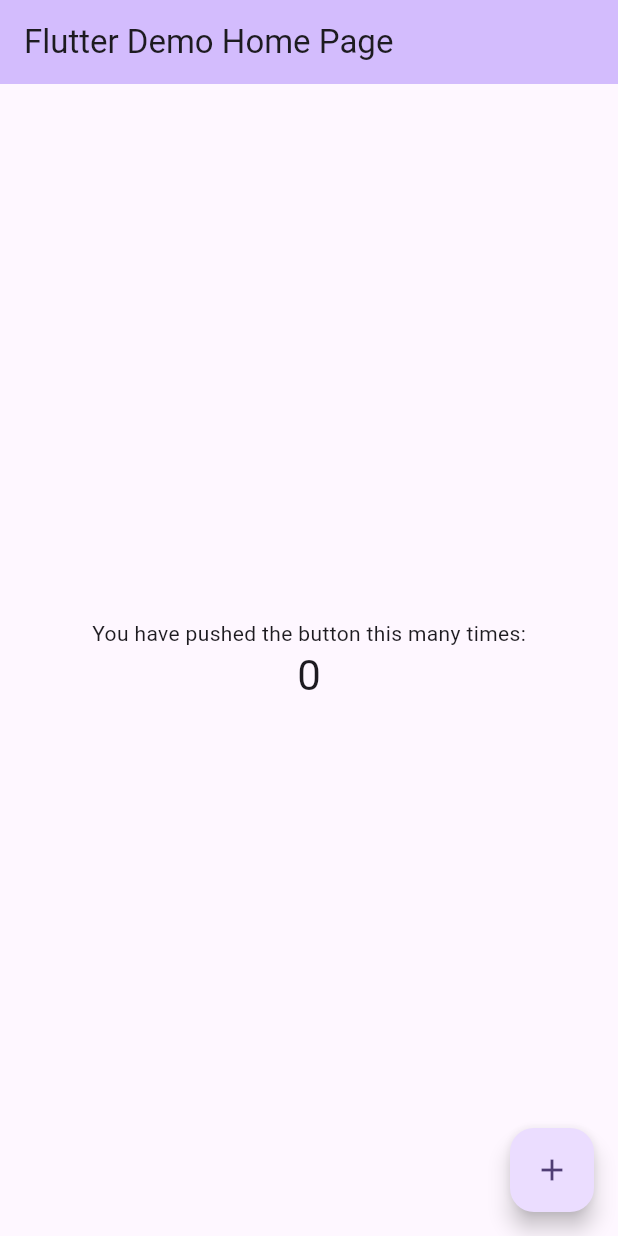
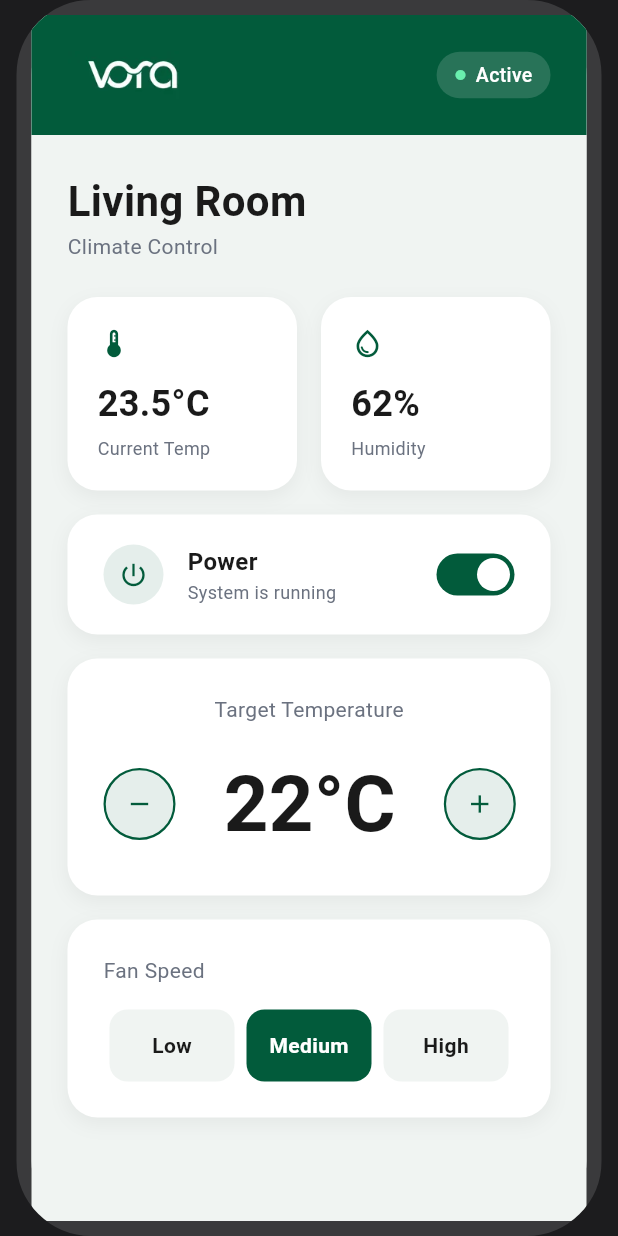
Before and after one commit to catbroccoli2/VoraFlutter, a Flutter app: the screen it shows after launch, on a phone screen of 412 x 824 dp. Run offline on Flutter 3.47's test engine with Material 3 defaults, Android fonts, the phone set to English and light mode, and no system bars.

Commit message:
feat: complete climate control UI with state management and phone frame

```diff
--- /dev/null
+++ b/vora_project/lib/constants/app_colors.dart
@@ -0,0 +1,9 @@
+import 'package:flutter/material.dart';
+
+class AppColors {
+  static const primary = Color(0xFF025B3B);
+  static const background = Color(0xFFF0F4F2);
+  static const surface = Color(0xFFFFFFFF);
+  static const textPrimary = Color(0xFF1A1A1A);
+  static const textMuted = Color(0xFF6B7280);
+}
--- a/vora_project/lib/main.dart
+++ b/vora_project/lib/main.dart
@@ -1,121 +1,60 @@
 import 'package:flutter/material.dart';
+import 'package:provider/provider.dart';
+import 'models/climate_state.dart';
+import 'screens/climate_screen.dart';
+import 'constants/app_colors.dart';
 
 void main() {
-  runApp(const MyApp());
+  runApp(
+    ChangeNotifierProvider(
+      create: (_) => ClimateState(),
+      child: const MyApp(),
+    ),
+  );
 }
 
 class MyApp extends StatelessWidget {
   const MyApp({super.key});
 
-  // This widget is the root of your application.
   @override
   Widget build(BuildContext context) {
     return MaterialApp(
-      title: 'Flutter Demo',
-      theme: ThemeData(
-        // This is the theme of your application.
-        //
-        // TRY THIS: Try running your application with "flutter run". You'll see
-        // the application has a purple toolbar. Then, without quitting the app,
-        // try changing the seedColor in the colorScheme below to Colors.green
-        // and then invoke "hot reload" (save your changes or press the "hot
-        // reload" button in a Flutter-supported IDE, or press "r" if you used
-        // the command line to start the app).
-        //
-        // Notice that the counter didn't reset back to zero; the application
-        // state is not lost during the reload. To reset the state, use hot
-        // restart instead.
-        //
-        // This works for code too, not just values: Most code changes can be
-        // tested with just a hot reload.
-        colorScheme: .fromSeed(seedColor: Colors.deepPurple),
+      title: 'Vora Climate Control',
+      debugShowCheckedModeBanner: false,
+      theme: ThemeData.light().copyWith(
+        scaffoldBackgroundColor: AppColors.background,
+        colorScheme: const ColorScheme.light(
+          primary: AppColors.primary,
+          surface: AppColors.surface,
+        ),
       ),
-      home: const MyHomePage(title: 'Flutter Demo Home Page'),
+      home: const PhoneFrame(),
     );
   }
 }
 
-class MyHomePage extends StatefulWidget {
-  const MyHomePage({super.key, required this.title});
-
-  // This widget is the home page of your application. It is stateful, meaning
-  // that it has a State object (defined below) that contains fields that affect
-  // how it looks.
-
-  // This class is the configuration for the state. It holds the values (in this
-  // case the title) provided by the parent (in this case the App widget) and
-  // used by the build method of the State. Fields in a Widget subclass are
-  // always marked "final".
-
-  final String title;
-
-  @override
-  State<MyHomePage> createState() => _MyHomePageState();
-}
-
-class _MyHomePageState extends State<MyHomePage> {
-  int _counter = 0;
-
-  void _incrementCounter() {
-    setState(() {
-      // This call to setState tells the Flutter framework that something has
-      // changed in this State, which causes it to rerun the build method below
-      // so that the display can reflect the updated values. If we changed
-      // _counter without calling setState(), then the build method would not be
-      // called again, and so nothing would appear to happen.
-      _counter++;
-    });
-  }
+class PhoneFrame extends StatelessWidget {
+  const PhoneFrame({super.key});
 
   @override
   Widget build(BuildContext context) {
-    // This method is rerun every time setState is called, for instance as done
-    // by the _incrementCounter method above.
-    //
-    // The Flutter framework has been optimized to make rerunning build methods
-    // fast, so that you can just rebuild anything that needs updating rather
-    // than having to individually change instances of widgets.
     return Scaffold(
-      appBar: AppBar(
-        // TRY THIS: Try changing the color here to a specific color (to
-        // Colors.amber, perhaps?) and trigger a hot reload to see the AppBar
-        // change color while the other colors stay the same.
-        backgroundColor: Theme.of(context).colorScheme.inversePrimary,
-        // Here we take the value from the MyHomePage object that was created by
-        // the App.build method, and use it to set our appbar title.
-        title: Text(widget.title),
-      ),
+      backgroundColor: const Color(0xFF1C1C1E),
       body: Center(
-        // Center is a layout widget. It takes a single child and positions it
-        // in the middle of the parent.
-        child: Column(
-          // Column is also a layout widget. It takes a list of children and
-          // arranges them vertically. By default, it sizes itself to fit its
-          // children horizontally, and tries to be as tall as its parent.
-          //
-          // Column has various properties to control how it sizes itself and
-          // how it positions its children. Here we use mainAxisAlignment to
-          // center the children vertically; the main axis here is the vertical
-          // axis because Columns are vertical (the cross axis would be
-          // horizontal).
-          //
-          // TRY THIS: Invoke "debug painting" (choose the "Toggle Debug Paint"
-          // action in the IDE, or press "p" in the console), to see the
-          // wireframe for each widget.
-          mainAxisAlignment: .center,
-          children: [
-            const Text('You have pushed the button this many times:'),
-            Text(
-              '$_counter',
-              style: Theme.of(context).textTheme.headlineMedium,
+        child: Container(
+          width: 390,
+          height: 844,
+          decoration: BoxDecoration(
+            borderRadius: BorderRadius.circular(50),
+            border: Border.all(
+              color: const Color(0xFF3A3A3C),
+              width: 10,
             ),
-          ],
+            color: AppColors.background,
+          ),
+          clipBehavior: Clip.antiAlias,
+          child: const ClimateScreen(),
         ),
-      ),
-      floatingActionButton: FloatingActionButton(
-        onPressed: _incrementCounter,
-        tooltip: 'Increment',
-        child: const Icon(Icons.add),
       ),
     );
   }
--- /dev/null
+++ b/vora_project/lib/screens/climate_screen.dart
@@ -0,0 +1,117 @@
+import 'package:flutter/material.dart';
+import 'package:provider/provider.dart';
+import '../models/climate_state.dart';
+import '../widgets/temperature_control.dart';
+import '../widgets/fan_speed_selector.dart';
+import '../widgets/power_toggle.dart';
+import '../widgets/reading_card.dart';
+import '../constants/app_colors.dart';
+
+class ClimateScreen extends StatelessWidget {
+  const ClimateScreen({super.key});
+
+  @override
+  Widget build(BuildContext context) {
+    final state = context.watch<ClimateState>();
+
+    return Scaffold(
+      body: Column(
+        children: [
+          Container(
+            width: double.infinity,
+            color: AppColors.primary,
+            padding: const EdgeInsets.symmetric(vertical: 24, horizontal: 24),
+            child: SafeArea(
+              bottom: false,
+              child: Row(
+                mainAxisAlignment: MainAxisAlignment.spaceBetween,
+                children: [
+                  Image.asset('assets/vora.png', height: 32),
+                  Container(
+                    padding: const EdgeInsets.symmetric(
+                        horizontal: 12, vertical: 6),
+                    decoration: BoxDecoration(
+                      color: Colors.white.withOpacity(0.15),
+                      borderRadius: BorderRadius.circular(20),
+                    ),
+                    child: Row(
+                      children: [
+                        Icon(
+                          Icons.circle,
+                          size: 8,
+                          color: state.isPowerOn
+                              ? Colors.greenAccent
+                              : Colors.grey,
+                        ),
+                        const SizedBox(width: 6),
+                        Text(
+                          state.isPowerOn ? 'Active' : 'Off',
+                          style: const TextStyle(
+                            color: Colors.white,
+                            fontSize: 13,
+                            fontWeight: FontWeight.w500,
+                          ),
+                        ),
+                      ],
+                    ),
+                  ),
+                ],
+              ),
+            ),
+          ),
+          Expanded(
+            child: SingleChildScrollView(
+              padding: const EdgeInsets.all(24),
+              child: Column(
+                crossAxisAlignment: CrossAxisAlignment.start,
+                children: [
+                  const Text(
+                    'Living Room',
+                    style: TextStyle(
+                      color: AppColors.textPrimary,
+                      fontSize: 28,
+                      fontWeight: FontWeight.bold,
+                    ),
+                  ),
+                  const Text(
+                    'Climate Control',
+                    style: TextStyle(
+                      color: AppColors.textMuted,
+                      fontSize: 14,
+                    ),
+                  ),
+                  const SizedBox(height: 24),
+                  Row(
+                    children: [
+                      Expanded(
+                        child: ReadingCard(
+                          icon: Icons.thermostat,
+                          label: 'Current Temp',
+                          value: '${state.currentTemperature}°C',
+                        ),
+                      ),
+                      const SizedBox(width: 16),
+                      Expanded(
+                        child: ReadingCard(
+                          icon: Icons.water_drop_outlined,
+                          label: 'Humidity',
+                          value: '${state.currentHumidity}%',
+                        ),
+                      ),
+                    ],
+                  ),
+                  const SizedBox(height: 16),
+                  const PowerToggle(),
+                  const SizedBox(height: 16),
+                  const TemperatureControl(),
+                  const SizedBox(height: 16),
+                  const FanSpeedSelector(),
+                ],
+              ),
+            ),
+          ),
+        ],
+      ),
+    );
+  }
+}
--- /dev/null
+++ b/vora_project/lib/widgets/fan_speed_selector.dart
@@ -0,0 +1,80 @@
+import 'package:flutter/material.dart';
+import 'package:provider/provider.dart';
+import '../models/climate_state.dart';
+import '../constants/app_colors.dart';
+
+class FanSpeedSelector extends StatelessWidget {
+  const FanSpeedSelector({super.key});
+
+  @override
+  Widget build(BuildContext context) {
+    final state = context.watch<ClimateState>();
+
+    return Container(
+      padding: const EdgeInsets.all(24),
+      decoration: BoxDecoration(
+        color: AppColors.surface,
+        borderRadius: BorderRadius.circular(20),
+        boxShadow: [
+          BoxShadow(
+            color: Colors.black.withOpacity(0.05),
+            blurRadius: 10,
+            offset: const Offset(0, 4),
+          ),
+        ],
+      ),
+      child: Column(
+        crossAxisAlignment: CrossAxisAlignment.start,
+        children: [
+          const Text(
+            'Fan Speed',
+            style: TextStyle(color: AppColors.textMuted, fontSize: 14),
+          ),
+          const SizedBox(height: 16),
+          Row(
+            children: FanSpeed.values.map((speed) {
+              final isSelected = state.fanSpeed == speed;
+              final isEnabled = state.isPowerOn;
+              final label =
+                  speed.name[0].toUpperCase() + speed.name.substring(1);
+
+              return Expanded(
+                child: Padding(
+                  padding: const EdgeInsets.symmetric(horizontal: 4),
+                  child: GestureDetector(
+                    onTap: isEnabled
+                        ? () => context.read<ClimateState>().setFanSpeed(speed)
+                        : null,
+                    child: AnimatedContainer(
+                      duration: const Duration(milliseconds: 200),
+                      padding: const EdgeInsets.symmetric(vertical: 14),
+                      decoration: BoxDecoration(
+                        color: isSelected && isEnabled
+                            ? AppColors.primary
+                            : AppColors.background,
+                        borderRadius: BorderRadius.circular(12),
+                      ),
+                      child: Center(
+                        child: Text(
+                          label,
+                          style: TextStyle(
+                            color: isSelected && isEnabled
+                                ? Colors.white
+                                : AppColors.textPrimary
+                                    .withOpacity(isEnabled ? 1 : 0.3),
+                            fontWeight: FontWeight.w600,
+                            fontSize: 14,
+                          ),
+                        ),
+                      ),
+                    ),
+                  ),
+                ),
+              );
+            }).toList(),
+          ),
+        ],
+      ),
+    );
+  }
+}
--- a/vora_project/lib/widgets/power_toggle.dart
+++ b/vora_project/lib/widgets/power_toggle.dart
@@ -1,6 +1,7 @@
 import 'package:flutter/material.dart';
 import 'package:provider/provider.dart';
 import '../models/climate_state.dart';
+import '../constants/app_colors.dart';
 
 class PowerToggle extends StatelessWidget {
   const PowerToggle({super.key});
@@ -14,11 +15,16 @@ class PowerToggle extends StatelessWidget {
       child: Container(
         padding: const EdgeInsets.symmetric(horizontal: 24, vertical: 20),
         decoration: BoxDecoration(
-          color: const Color(0xFF1A2634),
+          color: AppColors.surface,
           borderRadius: BorderRadius.circular(20),
+          boxShadow: [
+            BoxShadow(
+              color: Colors.black.withOpacity(0.05),
+              blurRadius: 10,
+              offset: const Offset(0, 4),
+            ),
+          ],
         ),
-
-
         child: Row(
           mainAxisAlignment: MainAxisAlignment.spaceBetween,
           children: [
@@ -29,18 +35,16 @@ class PowerToggle extends StatelessWidget {
                   height: 40,
                   decoration: BoxDecoration(
                     color: state.isPowerOn
-                        ? const Color(0xFF4DD9AC).withOpacity(0.15)
+                        ? AppColors.primary.withOpacity(0.1)
                         : Colors.grey.withOpacity(0.1),
                     shape: BoxShape.circle,
                   ),
                   child: Icon(
                     Icons.power_settings_new,
-                    color: state.isPowerOn ? const Color(0xFF4DD9AC) : Colors.grey,
+                    color: state.isPowerOn ? AppColors.primary : Colors.grey,
                     size: 20,
                   ),
                 ),
-
-
                 const SizedBox(width: 16),
                 Column(
                   crossAxisAlignment: CrossAxisAlignment.start,
@@ -48,21 +52,20 @@ class PowerToggle extends StatelessWidget {
                     const Text(
                       'Power',
                       style: TextStyle(
-                        color: Colors.white,
+                        color: AppColors.textPrimary,
                         fontSize: 16,
                         fontWeight: FontWeight.w600,
                       ),
                     ),
                     Text(
                       state.isPowerOn ? 'System is running' : 'System is off',
-                      style: TextStyle(
-                        color: Colors.white.withOpacity(0.5),
+                      style: const TextStyle(
+                        color: AppColors.textMuted,
                         fontSize: 12,
                       ),
                     ),
                   ],
                 ),
-
               ],
             ),
             AnimatedContainer(
@@ -71,7 +74,7 @@ class PowerToggle extends StatelessWidget {
               height: 28,
               decoration: BoxDecoration(
                 color: state.isPowerOn
-                    ? const Color(0xFF4DD9AC)
+                    ? AppColors.primary
                     : Colors.grey.withOpacity(0.3),
                 borderRadius: BorderRadius.circular(14),
               ),
--- /dev/null
+++ b/vora_project/lib/widgets/reading_card.dart
@@ -0,0 +1,56 @@
+import 'package:flutter/material.dart';
+import '../constants/app_colors.dart';
+
+class ReadingCard extends StatelessWidget {
+  final IconData icon;
+  final String label;
+  final String value;
+
+  const ReadingCard({
+    super.key,
+    required this.icon,
+    required this.label,
+    required this.value,
+  });
+
+  @override
+  Widget build(BuildContext context) {
+    return Container(
+      padding: const EdgeInsets.all(20),
+      decoration: BoxDecoration(
+        color: AppColors.surface,
+        borderRadius: BorderRadius.circular(20),
+        boxShadow: [
+          BoxShadow(
+            color: Colors.black.withOpacity(0.05),
+            blurRadius: 10,
+            offset: const Offset(0, 4),
+          ),
+        ],
+      ),
+      child: Column(
+        crossAxisAlignment: CrossAxisAlignment.start,
+        children: [
+          Icon(icon, color: AppColors.primary, size: 22),
+          const SizedBox(height: 12),
+          Text(
+            value,
+            style: const TextStyle(
+              color: AppColors.textPrimary,
+              fontSize: 24,
+              fontWeight: FontWeight.bold,
+            ),
+          ),
+          const SizedBox(height: 4),
+          Text(
+            label,
+            style: const TextStyle(
+              color: AppColors.textMuted,
+              fontSize: 12,
+            ),
+          ),
+        ],
+      ),
+    );
+  }
+}
--- /dev/null
+++ b/vora_project/lib/widgets/temperature_control.dart
@@ -0,0 +1,101 @@
+import 'package:flutter/material.dart';
+import 'package:provider/provider.dart';
+import '../models/climate_state.dart';
+import '../constants/app_colors.dart';
+
+class TemperatureControl extends StatelessWidget {
+  const TemperatureControl({super.key});
+
+  @override
+  Widget build(BuildContext context) {
+    final state = context.watch<ClimateState>();
+
+    return Container(
+      padding: const EdgeInsets.all(24),
+      decoration: BoxDecoration(
+        color: AppColors.surface,
+        borderRadius: BorderRadius.circular(20),
+        boxShadow: [
+          BoxShadow(
+            color: Colors.black.withOpacity(0.05),
+            blurRadius: 10,
+            offset: const Offset(0, 4),
+          ),
+        ],
+      ),
+      child: Column(
+        children: [
+          const Text(
+            'Target Temperature',
+            style: TextStyle(
+              color: AppColors.textMuted,
+              fontSize: 14,
+            ),
+          ),
+          const SizedBox(height: 16),
+          Row(
+            mainAxisAlignment: MainAxisAlignment.center,
+            children: [
+              _ControlButton(
+                icon: Icons.remove,
+                onTap: state.isPowerOn
+                    ? context.read<ClimateState>().decreaseTemperature
+                    : null,
+              ),
+              const SizedBox(width: 32),
+              Text(
+                '${state.targetTemperature.toInt()}°C',
+                style: const TextStyle(
+                  fontSize: 52,
+                  fontWeight: FontWeight.bold,
+                  color: AppColors.textPrimary,
+                ),
+              ),
+              const SizedBox(width: 32),
+              _ControlButton(
+                icon: Icons.add,
+                onTap: state.isPowerOn
+                    ? context.read<ClimateState>().increaseTemperature
+                    : null,
+              ),
+            ],
+          ),
+        ],
+      ),
+    );
+  }
+}
+
+class _ControlButton extends StatelessWidget {
+  final IconData icon;
+  final VoidCallback? onTap;
+
+  const _ControlButton({required this.icon, this.onTap});
+
+  @override
+  Widget build(BuildContext context) {
+    final isEnabled = onTap != null;
+    return GestureDetector(
+      onTap: onTap,
+      child: Container(
+        width: 48,
+        height: 48,
+        decoration: BoxDecoration(
+          color: isEnabled
+              ? AppColors.primary.withOpacity(0.1)
+              : Colors.grey.withOpacity(0.1),
+          shape: BoxShape.circle,
+          border: Border.all(
+            color: isEnabled ? AppColors.primary : Colors.grey,
+            width: 1.5,
+          ),
+        ),
+        child: Icon(
+          icon,
+          color: isEnabled ? AppColors.primary : Colors.grey,
+          size: 20,
+        ),
+      ),
+    );
+  }
+}
--- a/vora_project/pubspec.yaml
+++ b/vora_project/pubspec.yaml
@@ -40,6 +40,7 @@ dev_dependencies:
   flutter_test:
     sdk: flutter
 
+
   # The "flutter_lints" package below contains a set of recommended lints to
   # encourage good coding practices. The lint set provided by the package is
   # activated in the `analysis_options.yaml` file located at the root of your
@@ -62,6 +63,9 @@ flutter:
   # assets:
   #   - images/a_dot_burr.jpeg
   #   - images/a_dot_ham.jpeg
+  assets:
+      - assets/vora.png
+
 
   # An image asset can refer to one or more resolution-specific "variants", see
   # https://flutter.dev/to/resolution-aware-images
```
Also changed, not shown: vora_project/assets/vora.png (added).
